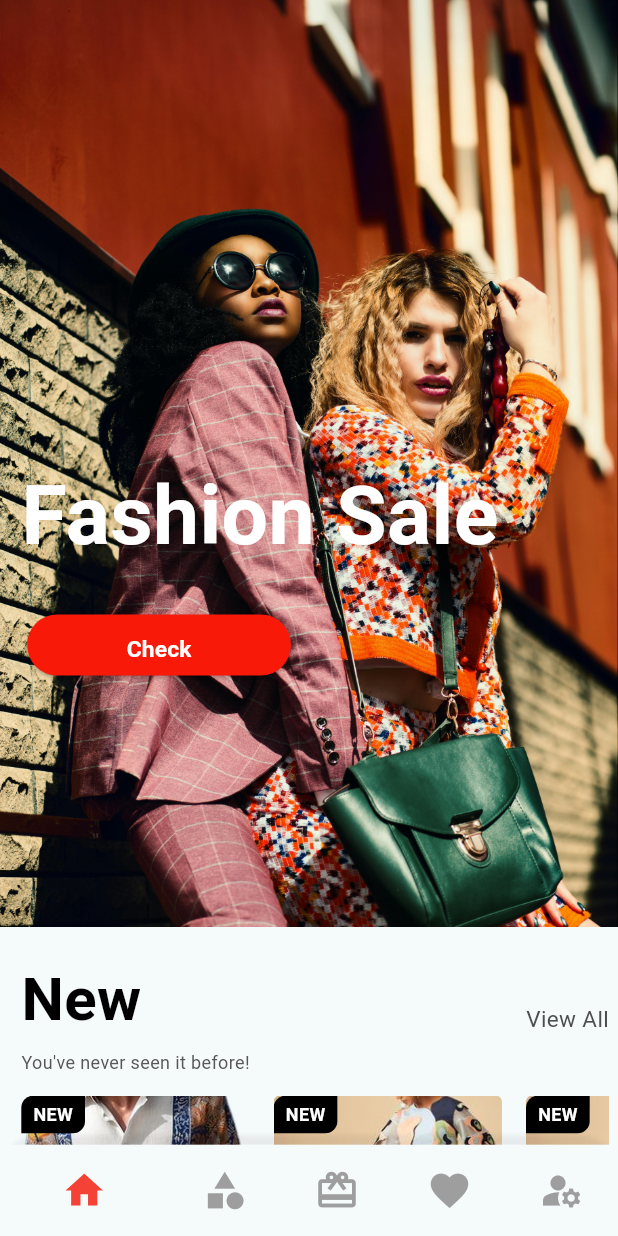
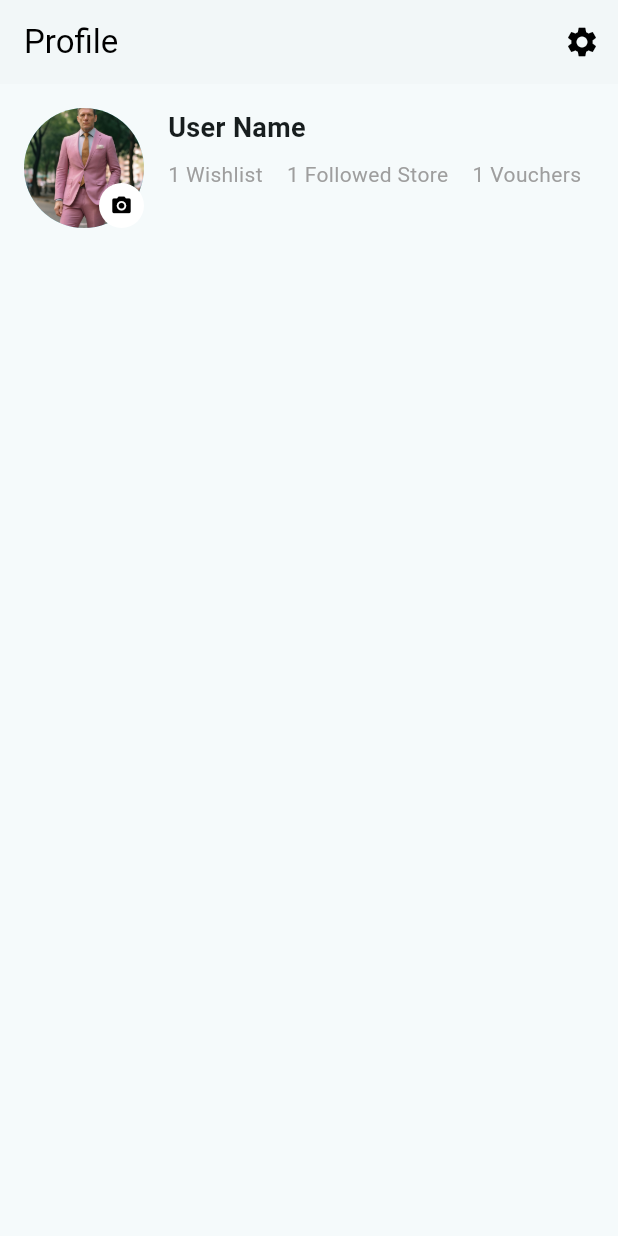
Before and after one commit to gitFaysalSakib/softminionEcom, a Flutter app: the screen it shows after launch, on a phone screen of 412 x 824 dp. Run offline on Flutter 3.47's test engine with Material 3 defaults, Android fonts, the light colour scheme and no system bars; our stand-ins replace flutter_staggered_animations, get, iconsax.

Commit message:
now user profile developing

```diff
--- a/lib/Ssystem_Architecture/View/all_bottom_page/home_bottom_page/demo_product_card_details.dart
+++ b/lib/Ssystem_Architecture/View/all_bottom_page/home_bottom_page/demo_product_card_details.dart
@@ -416,9 +416,13 @@ import 'package:get/get.dart';
 import 'package:softminion/Core/utils/size_utils.dart';
 import 'package:softminion/Ssystem_Architecture/Controller/home_page_scren_controller.dart';
 import 'package:softminion/Ssystem_Architecture/Model/home_page_productItemmodel.dart';
+import 'package:softminion/Ssystem_Architecture/View/add%20to%20cart/my_cart_page_view.dart';
+import 'package:softminion/Ssystem_Architecture/View/check_out_page/check_out_page.dart';
+import 'package:softminion/all_test_class.dart';
 import 'package:softminion/widgets/custom_bottom_button_navigator.dart';
 import 'package:softminion/widgets/custom_bottom_sheet_content.dart';
 import 'package:softminion/widgets/custom_image_view.dart';
+import 'package:softminion/widgets/custom_search_bar_with_icon_use_appbar.dart';
 
 class DEMOProductcardItemWidget extends StatefulWidget {
   final HomePageProductItemModel homeProductModel;
@@ -468,7 +472,8 @@ class _DEMOProductcardItemWidgetState extends State<DEMOProductcardItemWidget>
   }
 
   void _forTestingBuyButton() {
-    print("buyy");
+    //Navigator.pop(context);
+    //Get.to(MyCartPage());
   }
 
   @override
@@ -482,14 +487,7 @@ class _DEMOProductcardItemWidgetState extends State<DEMOProductcardItemWidget>
     return widget.isSingleProductView
         ? SafeArea(
             child: Scaffold(
-              appBar: AppBar(
-                leading: IconButton(
-                  icon: Icon(Icons.arrow_back),
-                  onPressed: () {
-                    Get.back();
-                  },
-                ),
-              ),
+              appBar: CustomAppBarForSearchBarAndCartIcon(),
               body: SingleChildScrollView(
                 child: _buildAllContentSeparateFromScaffold(context),
               ),
@@ -500,7 +498,7 @@ class _DEMOProductcardItemWidgetState extends State<DEMOProductcardItemWidget>
                 },
                 onAddToCart: () {
                   showCustomLargeBottomSheet(
-                      context, false, true, "2", _showPopupMessage);
+                      context, false, true, "2", _forTestingBuyButton);
                 },
               ),
             ),
@@ -759,7 +757,7 @@ class _DEMOProductcardItemWidgetState extends State<DEMOProductcardItemWidget>
           tabs: [
             Tab(text: 'Description'),
             Tab(text: 'Seller'),
-            Tab(text: 'Specifications'),
+            Tab(text: 'Reviews'),
           ],
         ),
         // Tab Bar View
--- a/lib/Ssystem_Architecture/View/user_address_screens/add_shipping_address_form.dart
+++ b/lib/Ssystem_Architecture/View/user_address_screens/add_shipping_address_form.dart
@@ -1,5 +1,6 @@
 import 'package:flutter/material.dart';
 import 'package:get/get.dart';
+import 'package:softminion/Ssystem_Architecture/View/payment_method_screen/select_payment_methods.dart';
 import 'package:softminion/Ssystem_Architecture/View/user_address_screens/add_shipping_address_category_controller.dart';
 import 'package:softminion/Ssystem_Architecture/View/user_address_screens/select_shipping_address_page.dart';
 import 'package:softminion/all_test_class.dart';
--- a/lib/all_test_class.dart
+++ b/lib/all_test_class.dart
@@ -1,124 +1,88 @@
 import 'package:flutter/material.dart';
-import 'package:get/get.dart';
-import 'package:softminion/Ssystem_Architecture/View/user_address_screens/add_shipping_address_form.dart';
 
-class SelectPaymentMethod extends StatelessWidget {
+class UserProfilePage extends StatelessWidget {
   @override
   Widget build(BuildContext context) {
     return Scaffold(
-      appBar: _buildAppBar(context),
+      appBar: AppBar(
+        backgroundColor: Colors.white,
+        elevation: 1,
+        title: Text(
+          'Profile',
+          style: TextStyle(color: Colors.black),
+        ),
+        actions: [
+          IconButton(
+            icon: Icon(Icons.settings, color: Colors.black),
+            onPressed: () {
+              // Navigate to settings page
+            },
+          ),
+        ],
+      ),
       body: Padding(
-        padding: const EdgeInsets.all(16.0),
-        child: Column(
+        padding: EdgeInsets.all(16.0),
+        child: Row(
           crossAxisAlignment: CrossAxisAlignment.start,
           children: [
-            _buildSectionTitle('Recommended Methods'),
-            SizedBox(height: 16.0),
-            _buildPaymentOption(
-              imagePath:
-                  'assets/images/mastercard.png', // Replace with your image path
-              label: 'Credit/Debit Card',
+            Stack(
+              children: [
+                CircleAvatar(
+                  radius: 40.0,
+                  backgroundImage: AssetImage(
+                      'assets/images/p.jpg'), // Replace with user's image
+                ),
+                Positioned(
+                  bottom: 0,
+                  right: 0,
+                  child: CircleAvatar(
+                    radius: 15.0,
+                    backgroundColor: Colors.white,
+                    child: IconButton(
+                      padding: EdgeInsets.zero,
+                      icon:
+                          Icon(Icons.camera_alt, color: Colors.black, size: 15),
+                      onPressed: () {
+                        // Handle image change
+                      },
+                    ),
+                  ),
+                ),
+              ],
             ),
-            SizedBox(height: 32.0),
-            _buildSectionTitle('Payment Methods'),
-            SizedBox(height: 16.0),
-            _buildPaymentOption(
-              imagePath:
-                  'assets/images/bkash.png', // Replace with your image path
-              label: 'Save Bkash Account',
+            SizedBox(width: 16.0), // Space between image and user details
+            Row(
+              children: [
+                Column(
+                  crossAxisAlignment: CrossAxisAlignment.start,
+                  children: [
+                    Text(
+                      'User Name', // Replace with user's name
+                      style:
+                          TextStyle(fontSize: 18, fontWeight: FontWeight.bold),
+                    ),
+
+                    SizedBox(
+                        height: 8.0), // Space between user name and subtexts
+                    Row(
+                      children: [
+                        Text('1 Wishlist',
+                            style: TextStyle(color: Colors.grey)),
+                        SizedBox(width: 16.0),
+                        Text('1 Followed Store',
+                            style: TextStyle(color: Colors.grey)),
+                        SizedBox(width: 16.0),
+                        Text('1 Vouchers',
+                            style: TextStyle(color: Colors.grey)),
+                      ],
+                    ),
+                  ],
+                ),
+              ],
             ),
-            SizedBox(height: 16.0),
-            _buildPaymentOption(
-              imagePath:
-                  'assets/images/nagod.png', // Replace with your image path
-              label: 'Nagad',
-            ),
-            SizedBox(height: 16.0),
-            _buildPaymentOption(
-              imagePath:
-                  'assets/images/rocket.png', // Replace with your image path
-              label: 'Rocket',
-            ),
-            SizedBox(height: 16.0),
-            _buildPaymentOption(
-              imagePath:
-                  'assets/images/nagod.png', // Replace with your image path
-              label: 'Cash On Delivery',
-            ),
-            SizedBox(height: 16.0),
-            _buildPaymentOption(
-              imagePath:
-                  'assets/images/nagod.png', // Replace with your image path
-              label: 'Installment',
-            ),
-            // Add more payment options as needed
           ],
         ),
       ),
     );
   }
-
-  // Method to build the AppBar
-  AppBar _buildAppBar(BuildContext context) {
-    return AppBar(
-      title: Text('Select Payment Method'),
-      leading: IconButton(
-          icon: Icon(Icons.arrow_back),
-          onPressed: () => Get.to(AddShippingAddressForm())),
-    );
-  }
-
-  // Method to build section titles
-  Widget _buildSectionTitle(String title) {
-    return Text(
-      title,
-      style: TextStyle(
-        fontSize: 18.0,
-        fontWeight: FontWeight.bold,
-      ),
-    );
-  }
-
-  // Method to build individual payment options with image
-  Widget _buildPaymentOption({
-    required String imagePath,
-    required String label,
-  }) {
-    return Container(
-      padding: EdgeInsets.all(16.0),
-      decoration: BoxDecoration(
-        color: Colors.white,
-        borderRadius: BorderRadius.circular(10.0),
-        border: Border.all(
-          color: Colors.grey.shade300,
-          width: 1.0,
-        ),
-        boxShadow: [
-          BoxShadow(
-            color: Colors.grey.withOpacity(0.2),
-            spreadRadius: 2,
-            blurRadius: 5,
-            offset: Offset(0, 3),
-          ),
-        ],
-      ),
-      child: Row(
-        children: [
-          Image.asset(
-            imagePath,
-            width: 30.0,
-            height: 30.0,
-            fit: BoxFit.cover,
-          ),
-          SizedBox(width: 16.0),
-          Text(
-            label,
-            style: TextStyle(
-              fontSize: 16.0,
-            ),
-          ),
-        ],
-      ),
-    );
-  }
 }
--- a/lib/main.dart
+++ b/lib/main.dart
@@ -63,7 +63,7 @@ class MyApp extends StatelessWidget {
       ),
       home: Sizer(
         builder: (context, orientation, deviceType) {
-          return AllBottomScreenAdd();
+          return UserProfilePage();
         },
       ),
     );
--- a/lib/widgets/customBottomNavigation_Similler_AddCart_Placeorder_Type_widget.dart
+++ b/lib/widgets/customBottomNavigation_Similler_AddCart_Placeorder_Type_widget.dart
@@ -60,24 +60,27 @@
 //     );
 //   }
 // }
-
 import 'package:flutter/material.dart';
 import 'package:softminion/widgets/custom_button_field.dart';
 
-class CustomBottomNavigationBar extends StatelessWidget {
+class CustomBottomNavigationBarForSubtotalSection extends StatelessWidget {
   final bool selectAll;
-  final double totalAmount;
+  final double amount;
   final int totalQuantity;
   final ValueChanged<bool?> onToggleSelectAll;
   final VoidCallback onCheckoutPressed;
+  final String amountLabel; // Dynamic label for "Subtotal" or "Total"
+  final String buttonText; // Dynamic button text
 
-  const CustomBottomNavigationBar({
+  const CustomBottomNavigationBarForSubtotalSection({
     Key? key,
     required this.selectAll,
-    required this.totalAmount,
+    required this.amount,
     required this.totalQuantity,
     required this.onToggleSelectAll,
     required this.onCheckoutPressed,
+    this.amountLabel = 'Subtotal', // Default to "Subtotal"
+    this.buttonText = 'Check Out', // Default button text
   }) : super(key: key);
 
   @override
@@ -102,7 +105,7 @@ class CustomBottomNavigationBar extends StatelessWidget {
             mainAxisSize: MainAxisSize.min,
             children: [
               Text(
-                'Subtotal: \$${totalAmount.toStringAsFixed(2)}',
+                '$amountLabel: \$${amount.toStringAsFixed(2)}',
                 style: TextStyle(fontSize: 16.0, fontWeight: FontWeight.bold),
               ),
               SizedBox(height: 4.0), // Add some spacing
@@ -113,7 +116,7 @@ class CustomBottomNavigationBar extends StatelessWidget {
             ],
           ),
           CustomButton(
-            text: 'Check Out($totalQuantity)',
+            text: '$buttonText($totalQuantity)',
             textStyle: TextStyle(fontSize: 12, color: Colors.white),
             width: 120.0,
             onPressed: onCheckoutPressed,
--- a/lib/widgets/custom_bottom_main_page_navigationbar.dart
+++ b/lib/widgets/custom_bottom_main_page_navigationbar.dart
@@ -1,5 +1,6 @@
 import 'package:flutter/material.dart';
 import 'package:get/get.dart';
+import 'package:iconsax/iconsax.dart';
 import 'package:softminion/Core/utils/size_utils.dart';
 import 'package:softminion/Ssystem_Architecture/Controller/bottom_navigation_controller.dart';
 import 'package:softminion/widgets/custom_icon.dart';
@@ -39,35 +40,40 @@ class CustomBottomNavigationBar extends StatelessWidget {
           items: [
             BottomNavigationBarItem(
               icon: CustomIcon(
-                icon: Icons.home,
+                icon: Iconsax.home,
+                unselectedColor: Colors.black,
                 isSelected: navigationController.selectedIndex.value == 0,
               ),
               label: 'Home',
             ),
             BottomNavigationBarItem(
               icon: CustomIcon(
-                icon: Icons.category,
+                unselectedColor: Colors.black,
+                icon: Iconsax.category,
                 isSelected: navigationController.selectedIndex.value == 1,
               ),
               label: 'Category',
             ),
             BottomNavigationBarItem(
               icon: CustomIcon(
-                icon: Icons.card_giftcard,
+                icon: Iconsax.shopping_cart,
+                unselectedColor: Colors.black,
                 isSelected: navigationController.selectedIndex.value == 2,
               ),
               label: 'Bag',
             ),
             BottomNavigationBarItem(
               icon: CustomIcon(
-                icon: Icons.favorite,
+                unselectedColor: Colors.black,
+                icon: Iconsax.lovely,
                 isSelected: navigationController.selectedIndex.value == 3,
               ),
               label: 'Favorites',
             ),
             BottomNavigationBarItem(
               icon: CustomIcon(
-                icon: Icons.manage_accounts,
+                unselectedColor: Colors.black,
+                icon: Iconsax.profile_add,
                 isSelected: navigationController.selectedIndex.value == 4,
               ),
               label: 'Profile',
```
Also changed, not shown: lib/Ssystem_Architecture/View/add to cart/my_cart_page_view.dart (+6 -8 lines), lib/Ssystem_Architecture/View/check_out_page/check_out_page.dart (+11 -7 lines), lib/Ssystem_Architecture/View/payment_method_screen/select_payment_methods.dart (added, +124 -0 lines), lib/widgets/custom_search_bar_with_icon_use_appbar.dart (added, +60 -0 lines).
